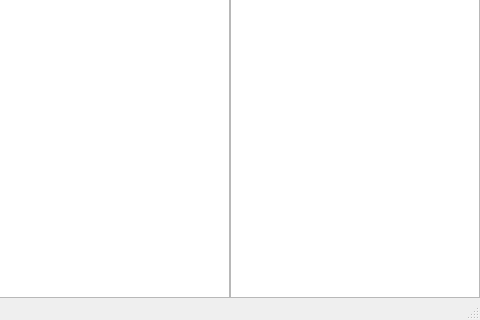
Before: the Qt Designer form scripts/lcdft.ui in kkotysz/lcView, drawn with Qt 5; both pictures show x 734 to 1214 and y 457 to 777 of the 1214 by 777 pixel window.
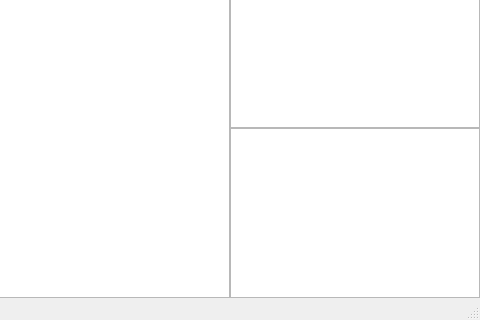
After: the same form once the commit is applied. Icons and pictures are not drawn. Custom widgets are drawn as their Qt base class.

Patch:
```diff
--- a/scripts/lcdft.ui
+++ b/scripts/lcdft.ui
@@ -229,6 +229,16 @@
        <item>
         <widget class="QTreeView" name="treeView"/>
        </item>
+       <item>
+        <widget class="QListView" name="listView">
+         <property name="maximumSize">
+          <size>
+           <width>16777215</width>
+           <height>170</height>
+          </size>
+         </property>
+        </widget>
+       </item>
       </layout>
      </widget>
     </item>
```
Left out of the diff: 7 changed lines with no effect on the pictures.
